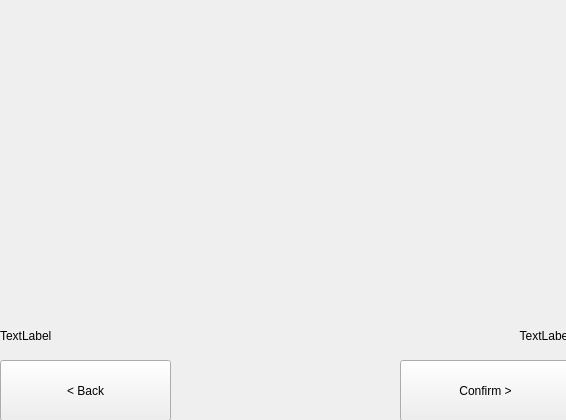
This is client/client/gui/widgets/periodictransfer.ui in eugeniashurko/ATM as Qt 5 draws it before an edit. The edited form follows.
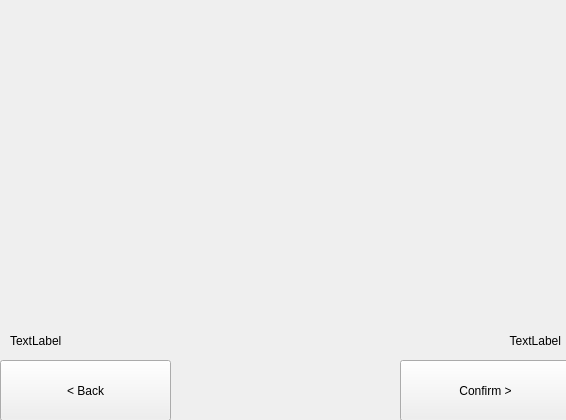
This is the edited form.

Diff of the .ui file:
```diff
--- a/client/client/gui/widgets/periodictransfer.ui
+++ b/client/client/gui/widgets/periodictransfer.ui
@@ -38,7 +38,7 @@
      <x>0</x>
      <y>60</y>
      <width>571</width>
-     <height>251</height>
+     <height>261</height>
     </rect>
    </property>
    <layout class="QVBoxLayout" name="mainLayout"/>
@@ -72,10 +72,10 @@
   <widget class="QWidget" name="verticalLayoutWidget_3">
    <property name="geometry">
     <rect>
-     <x>400</x>
-     <y>310</y>
-     <width>171</width>
-     <height>51</height>
+     <x>370</x>
+     <y>320</y>
+     <width>191</width>
+     <height>41</height>
     </rect>
    </property>
    <layout class="QVBoxLayout" name="confirmMsgLayout">
@@ -94,10 +94,10 @@
   <widget class="QWidget" name="verticalLayoutWidget_4">
    <property name="geometry">
     <rect>
-     <x>0</x>
-     <y>310</y>
-     <width>171</width>
-     <height>51</height>
+     <x>10</x>
+     <y>320</y>
+     <width>181</width>
+     <height>41</height>
     </rect>
    </property>
    <layout class="QVBoxLayout" name="backMsgLayout">
```
